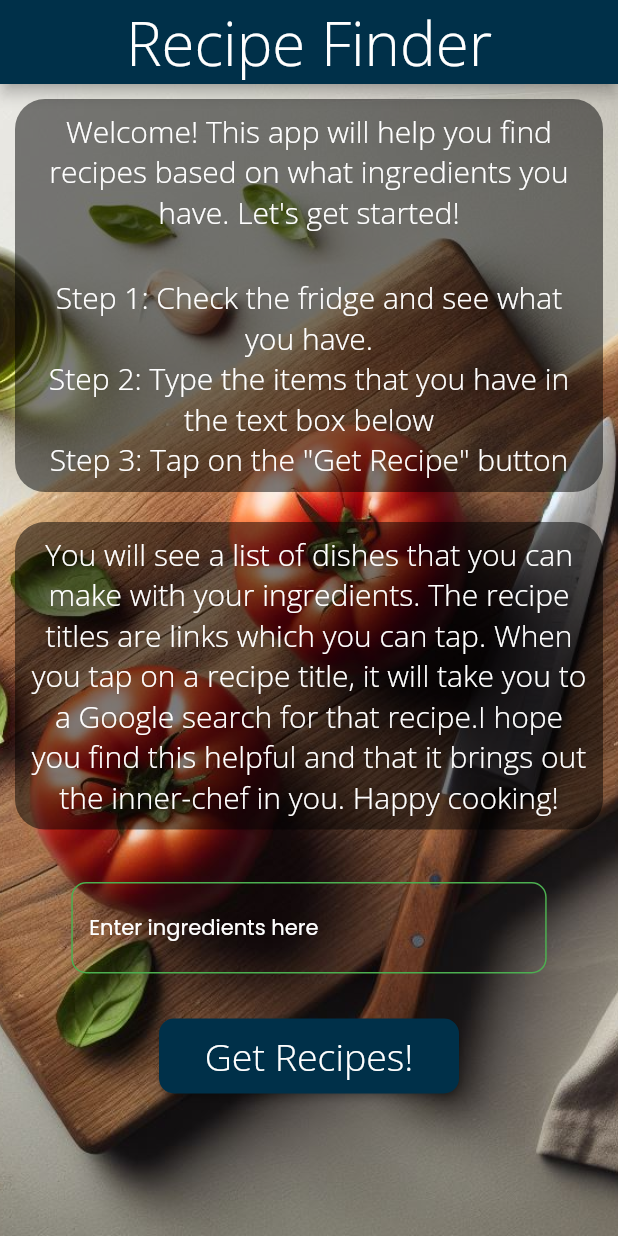
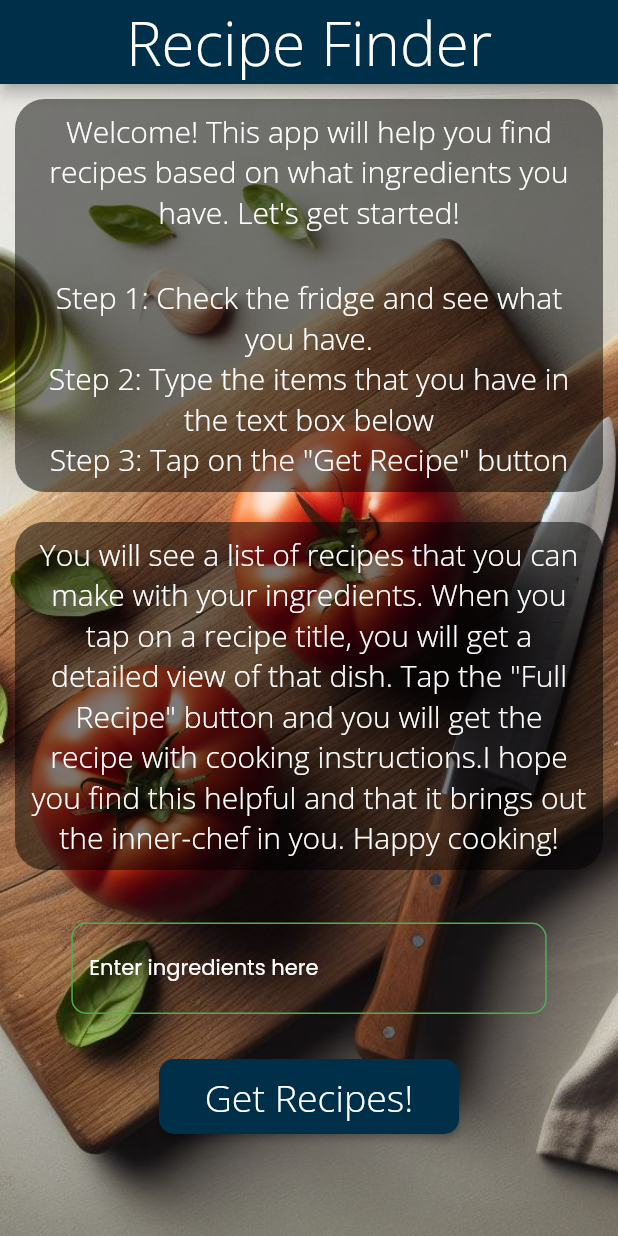
Before and after one commit to dvasquez08/recipe-mobile-app, a Flutter app: the screen it shows after launch, on a phone screen of 412 x 824 dp. Run offline on Flutter 3.47's test engine with Material 2 defaults, Android fonts, the phone set to English and light mode, and no system bars; our stand-ins replace google_fonts.

Commit message:
Changed some text and added some comments

```diff
--- a/lib/homepage.dart
+++ b/lib/homepage.dart
@@ -92,8 +92,9 @@ class _HomePageState extends State<HomePage> {
                 child: const Column(
                   children: [
                     SansText(
-                        'You will see a list of dishes that you can make with your ingredients. The recipe titles are'
-                        ' links which you can tap. When you tap on a recipe title, it will take you to a Google search for that recipe.'
+                        'You will see a list of recipes that you can make with your ingredients.'
+                        ' When you tap on a recipe title, you will get a detailed view of that dish.'
+                        ' Tap the "Full Recipe" button and you will get the recipe with cooking instructions.'
                         'I hope you find this helpful and that it brings out the inner-chef in you. Happy cooking!',
                         20.0),
                   ],
```
Also changed, not shown: lib/recipe_details.dart (+4 -4 lines).
